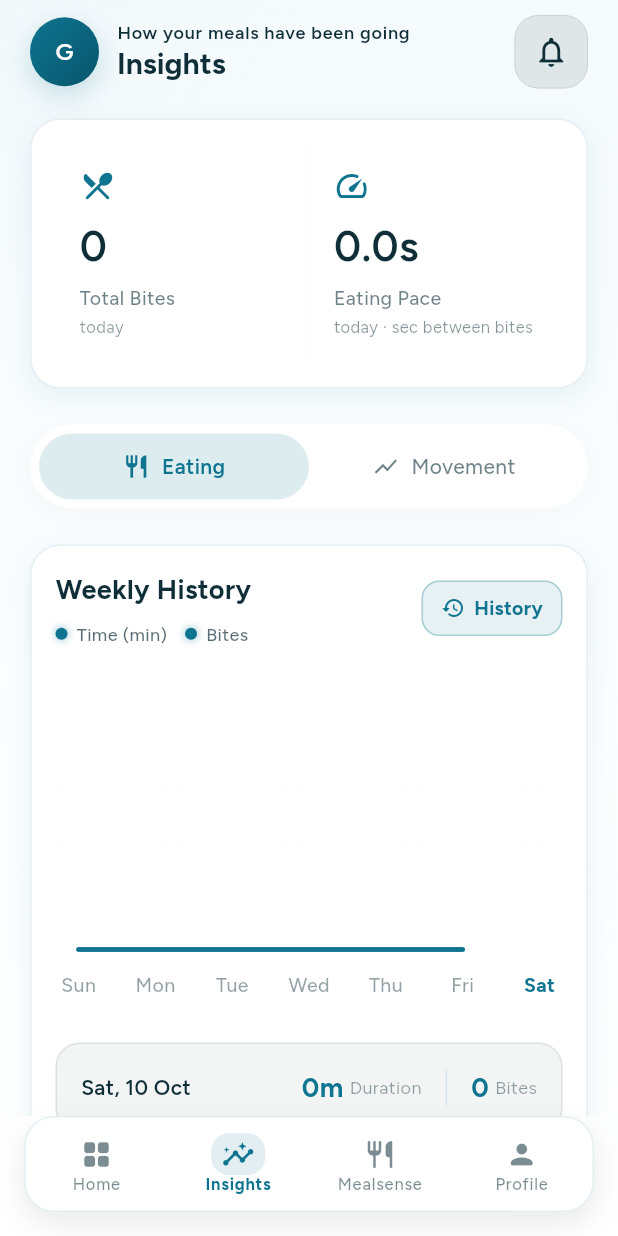
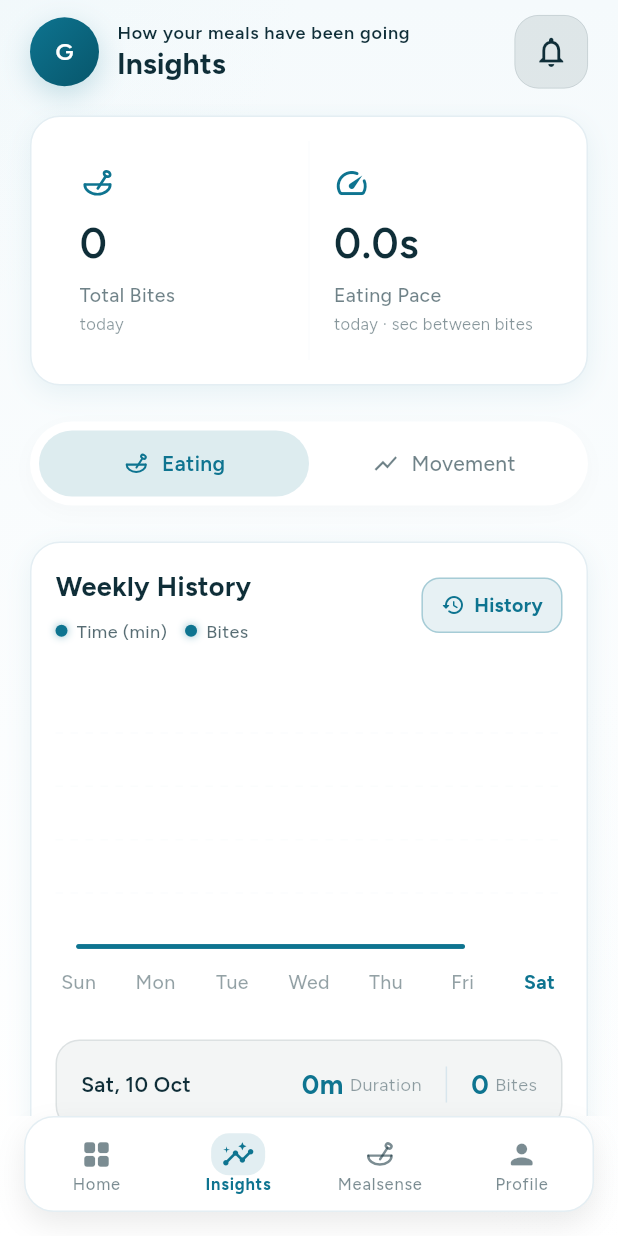
Before and after one commit to rajveeriisc/iSpoon-App, a Flutter app: the HomePage screen opened directly, item 2 of the bottom bar chosen, on a phone screen of 412 x 824 dp. Run offline on Flutter 3.47's test engine with Material 3 defaults, Android fonts, the phone set to English and light mode, and no system bars; drawn by our look-alikes of fl_chart; our stand-ins replace cached_network_image, connectivity_plus, csv, firebase_auth, firebase_core, firebase_messaging and 16 more; missing offline and left inert: fftea, firebase_app_check, flutter_foreground_task, freerasp, mcumgr_flutter, workmanager; accounts and stored records are empty; network calls fail; statements that could not run were skipped.

Commit message:
Bowl and spoon everywhere a knife and fork used to be
Last time I changed two sites and said it was done. It was not: the
cutlery glyph was in 17 places, including the three most visible ones —
the Mealsense tab in the bottom nav, the Total Bites card on Insights,
and the Eating tab — plus the Snack chip, the sign-in badge, the
achievement badge, the FAQ category, the help-centre steps, the BLE
metric card and the daily-bites rows.

A knife and fork is wrong for a spoon product, and on the phase chip it
labelled the moment the spoon is in the food.

The blocker was that most of these pass IconData to a helper, and the
replacement is painted, not a font glyph. Material has no bowl-and-spoon
and there is no font tooling here to add one, so the helpers now take a
Widget and render it through IconTheme rather than Icon(). IconTheme is
what makes that work uniformly: BowlSpoonIcon reads its size and colour
from there exactly as Icon does, so a caller passing either gets the same
sizing and tinting with no special case. BowlSpoonIcon moved to
core/widgets since it is no longer an ai_lab detail.

Also fixed a third hardcoded list padding, fromLTRB(20, 10, 20, 100) in
insights_dashboard, that I missed when the other two were replaced — the
same bug where the last card sits under the floating nav bar on an
iPhone 14.

The icon guard now covers the cutlery family by name, so this cannot come
back a third time. 473 tests pass; the one screens_render_test failure is
the pre-existing pending-Timer leak.

Co-Authored-By: Claude Opus 5 (1M context) <noreply@anthropic.com>

```diff
--- a/smartspoon/lib/features/ai_lab/presentation/widgets/bowl_spoon_icon.dart
+++ b/smartspoon/lib/core/widgets/bowl_spoon_icon.dart
@@ -14,19 +14,21 @@ import 'dart:math' as math;
 import 'package:flutter/material.dart';
 
 class BowlSpoonIcon extends StatelessWidget {
-  const BowlSpoonIcon({super.key, this.size = 24, this.color});
+  const BowlSpoonIcon({super.key, this.size, this.color});
 
-  final double size;
-
-  /// Defaults to IconTheme, so it behaves like an Icon inside buttons and
-  /// list tiles without each caller restating the colour.
+  /// Both default to IconTheme, so this can be dropped anywhere an Icon goes —
+  /// including inside a widget that sizes and colours its glyph by wrapping it
+  /// in an IconTheme — without the caller restating either.
+  final double? size;
   final Color? color;
 
   @override
   Widget build(BuildContext context) {
-    final resolved = color ?? IconTheme.of(context).color ?? Colors.black;
+    final theme = IconTheme.of(context);
+    final resolved = color ?? theme.color ?? Colors.black;
+    final dim = size ?? theme.size ?? 24.0;
     return SizedBox.square(
-      dimension: size,
+      dimension: dim,
       child: CustomPaint(
         // CustomPaint contributes no semantics of its own, which is right
         // here: every caller pairs this with a visible text label
--- a/smartspoon/lib/features/ai_lab/presentation/widgets/live_meal_card.dart
+++ b/smartspoon/lib/features/ai_lab/presentation/widgets/live_meal_card.dart
@@ -1,7 +1,7 @@
 // live_meal_card.dart — the top card: what is happening right now.
 import 'package:flutter/material.dart';
 
-import 'bowl_spoon_icon.dart';
+import 'package:smartspoon/core/widgets/bowl_spoon_icon.dart';
 import 'package:smartspoon/features/ai_lab/domain/engine/meal_tracker.dart';
 import 'package:smartspoon/features/ai_lab/domain/insights/eating_insights.dart';
 import 'package:smartspoon/features/ai_lab/domain/services/ai_lab_view_data.dart';
--- a/smartspoon/lib/features/ai_lab/presentation/widgets/model_data_section.dart
+++ b/smartspoon/lib/features/ai_lab/presentation/widgets/model_data_section.dart
@@ -4,7 +4,7 @@
 import 'package:fl_chart/fl_chart.dart';
 import 'package:flutter/material.dart';
 
-import 'bowl_spoon_icon.dart';
+import 'package:smartspoon/core/widgets/bowl_spoon_icon.dart';
 import 'package:flutter/services.dart';
 import 'package:share_plus/share_plus.dart';
 import 'package:smartspoon/features/ai_lab/domain/engine/handedness.dart';
--- a/smartspoon/lib/features/auth/presentation/widgets/auth_form_header.dart
+++ b/smartspoon/lib/features/auth/presentation/widgets/auth_form_header.dart
@@ -4,6 +4,7 @@
 // (title + subtitle) at the top of the login/signup/forgot-password forms,
 // keeping their headings visually consistent.
 import 'package:flutter/material.dart';
+import 'package:smartspoon/core/widgets/bowl_spoon_icon.dart';
 import 'package:smartspoon/core/theme/app_theme.dart';
 
 class AuthFormHeader extends StatelessWidget {
@@ -40,8 +41,7 @@ class AuthFormHeader extends StatelessWidget {
               ),
             ],
           ),
-          child: Icon(
-            Icons.restaurant_rounded,
+          child: BowlSpoonIcon(
             color: colorScheme.onPrimaryContainer,
             size: 30,
           ),
--- a/smartspoon/lib/features/home/presentation/screens/home_page.dart
+++ b/smartspoon/lib/features/home/presentation/screens/home_page.dart
@@ -7,6 +7,7 @@
 // plus health-insight and bite-detection sections. Also requests first-launch
 // permissions and triggers a one-time cloud restore on login.
 import 'package:flutter/material.dart';
+import 'package:smartspoon/core/widgets/bowl_spoon_icon.dart';
 import 'package:smartspoon/features/profile/index.dart';
 import 'package:smartspoon/features/insights/index.dart';
 import 'package:smartspoon/features/home/presentation/widgets/home_cards.dart'
@@ -174,18 +175,18 @@ class _HomePageState extends State<HomePage> {
       ),
       child: Row(
         children: [
-          _buildNavItem(0, Icons.grid_view_rounded, 'Home'),
-          _buildNavItem(1, Icons.insights_rounded, 'Insights'),
+          _buildNavItem(0, Icon(Icons.grid_view_rounded), 'Home'),
+          _buildNavItem(1, Icon(Icons.insights_rounded), 'Insights'),
           // 'AI Lab' named the technology; 'Mealsense' names what the page is
           // about. Icon moved off the brain for the same reason.
-          _buildNavItem(2, Icons.restaurant_rounded, 'Mealsense'),
-          _buildNavItem(3, Icons.person_rounded, 'Profile'),
+          _buildNavItem(2, const BowlSpoonIcon(), 'Mealsense'),
+          _buildNavItem(3, Icon(Icons.person_rounded), 'Profile'),
         ],
       ),
     );
   }
 
-  Widget _buildNavItem(int index, IconData icon, String label) {
+  Widget _buildNavItem(int index, Widget icon, String label) {
     final isSelected = _selectedIndex == index;
     // colorScheme.primary adapts per theme (teal in light, mint in dark) so
     // the active state stays legible on the dark glass bar.
@@ -216,11 +217,8 @@ class _HomePageState extends State<HomePage> {
                         : Colors.transparent,
                     borderRadius: BorderRadius.circular(AppTheme.radiusSm),
                   ),
-                  child: Icon(
-                    icon,
-                    color: isSelected ? selectedColor : unselectedColor,
-                    size: 22,
-                  ),
+                  child: IconTheme(data: IconThemeData(color: isSelected ? selectedColor : unselectedColor,
+                    size: 22), child: icon),
                 ),
                 // Persistent labels aid discoverability; only the color and
                 // weight react to selection so the layout never shifts.
--- a/smartspoon/lib/features/insights/presentation/screens/insights_dashboard.dart
+++ b/smartspoon/lib/features/insights/presentation/screens/insights_dashboard.dart
@@ -5,6 +5,7 @@
 // entry points into the bite-history, tremor-history, and meals-analysis pages.
 // Purely presentational — all data and blending happen in the controller.
 import 'package:flutter/material.dart';
+import 'package:smartspoon/core/widgets/bowl_spoon_icon.dart';
 import 'package:provider/provider.dart';
 import 'package:google_fonts/google_fonts.dart';
 import 'package:shared_preferences/shared_preferences.dart';
@@ -13,6 +14,7 @@ import 'package:smartspoon/features/insights/domain/services/insight_generator.d
 import 'package:smartspoon/core/widgets/premium_widgets.dart';
 import 'package:smartspoon/core/widgets/premium_header.dart';
 import 'package:smartspoon/core/theme/app_theme.dart';
+import 'package:smartspoon/core/widgets/card_layout.dart';
 
 class InsightsDashboard extends StatefulWidget {
   const InsightsDashboard({super.key});
@@ -84,12 +86,13 @@ class _InsightsDashboardState extends State<InsightsDashboard> {
                     backgroundColor: colorScheme.surface,
                     child: SingleChildScrollView(
                       physics: const AlwaysScrollableScrollPhysics(),
-                      padding: const EdgeInsets.fromLTRB(20, 10, 20, 100),
+                      padding: CardLayout.listPadding(context,
+                          top: AppTheme.spaceSm),
                       child: Column(
                         children: [
                           CombinedMetricCard(
                             metric1: MetricData(
-                              icon: Icons.restaurant_menu_rounded,
+                              icon: const BowlSpoonIcon(),
                               title: 'Total Bites',
                               value: '${unifiedData.selectedTotalBites}',
                               color: AppTheme.emerald,
@@ -109,7 +112,7 @@ class _InsightsDashboardState extends State<InsightsDashboard> {
                               },
                             ),
                             metric2: MetricData(
-                              icon: Icons.speed_rounded,
+                              icon: const Icon(Icons.speed_rounded),
                               title: 'Eating Pace',
                               value:
                                   '${(unifiedData.selectedAvgBiteTime).toStringAsFixed(1)}s',
@@ -196,10 +199,10 @@ class _InsightsDashboardState extends State<InsightsDashboard> {
       ),
       child: Row(
         children: [
-          _buildTab('Eating', Icons.restaurant, 'eating', AppTheme.primary),
+          _buildTab('Eating', const BowlSpoonIcon(), 'eating', AppTheme.primary),
           _buildTab(
             'Movement',
-            Icons.show_chart,
+            const Icon(Icons.show_chart),
             'tremor',
             colorScheme.primary,
           ),
@@ -208,7 +211,7 @@ class _InsightsDashboardState extends State<InsightsDashboard> {
     );
   }
 
-  Widget _buildTab(String label, IconData icon, String key, Color accent) {
+  Widget _buildTab(String label, Widget icon, String key, Color accent) {
     final isActive = _activeTab == key;
     final colorScheme = Theme.of(context).colorScheme;
     final isDark = Theme.of(context).brightness == Brightness.dark;
@@ -235,11 +238,8 @@ class _InsightsDashboardState extends State<InsightsDashboard> {
               child: Row(
                 mainAxisAlignment: MainAxisAlignment.center,
                 children: [
-                  Icon(
-                    icon,
-                    size: 18,
-                    color: isActive ? accent : inactiveColor,
-                  ),
+                  IconTheme(data: IconThemeData(size: 18,
+                    color: isActive ? accent : inactiveColor), child: icon),
                   const SizedBox(width: 8),
                   Text(
                     label,
--- a/smartspoon/lib/features/insights/presentation/widgets/analytics_widgets.dart
+++ b/smartspoon/lib/features/insights/presentation/widgets/analytics_widgets.dart
@@ -75,7 +75,12 @@ class _MetricItem extends StatelessWidget {
           Row(
             mainAxisAlignment: MainAxisAlignment.spaceBetween,
             children: [
-              Icon(data.icon, size: 24, color: data.color),
+              // IconTheme, not Icon(): the glyph may be a painted
+              // BowlSpoonIcon, and both it and Icon read size/colour here.
+              IconTheme(
+                data: IconThemeData(size: 24, color: data.color),
+                child: data.icon,
+              ),
               if (data.trend != null) _buildTrendBadge(data.trend!),
             ],
           ),
@@ -182,7 +187,7 @@ class _MetricItem extends StatelessWidget {
 
 /// Data models
 class MetricData {
-  final IconData icon;
+  final Widget icon;
   final String title;
   final String value;
   final MetricTrend? trend;
```
Also changed, not shown: smartspoon/lib/features/devices/presentation/screens/ble_settings_screen.dart (+10 -6 lines), smartspoon/lib/features/devices/presentation/widgets/heater_capability_prompt.dart (+8 -4 lines), smartspoon/lib/features/home/presentation/widgets/home_cards.dart (+22 -14 lines), smartspoon/lib/features/insights/presentation/screens/meals_analysis_page.dart (+22 -15 lines), smartspoon/lib/features/insights/presentation/widgets/summary_cards.dart (+11 -4 lines), smartspoon/lib/features/insights/presentation/widgets/temperature_section.dart (+8 -4 lines), smartspoon/lib/features/profile/presentation/screens/daily_bites_screen.dart (+11 -6 lines), smartspoon/lib/features/profile/presentation/screens/faq_page.dart (+23 -19 lines), smartspoon/lib/features/profile/presentation/screens/help_center_page.dart (+22 -13 lines), smartspoon/lib/features/profile/presentation/screens/profile_page.dart (+10 -5 lines), smartspoon/lib/features/profile/presentation/widgets/profile_achievement_badges.dart (+11 -7 lines), 2 other files.
